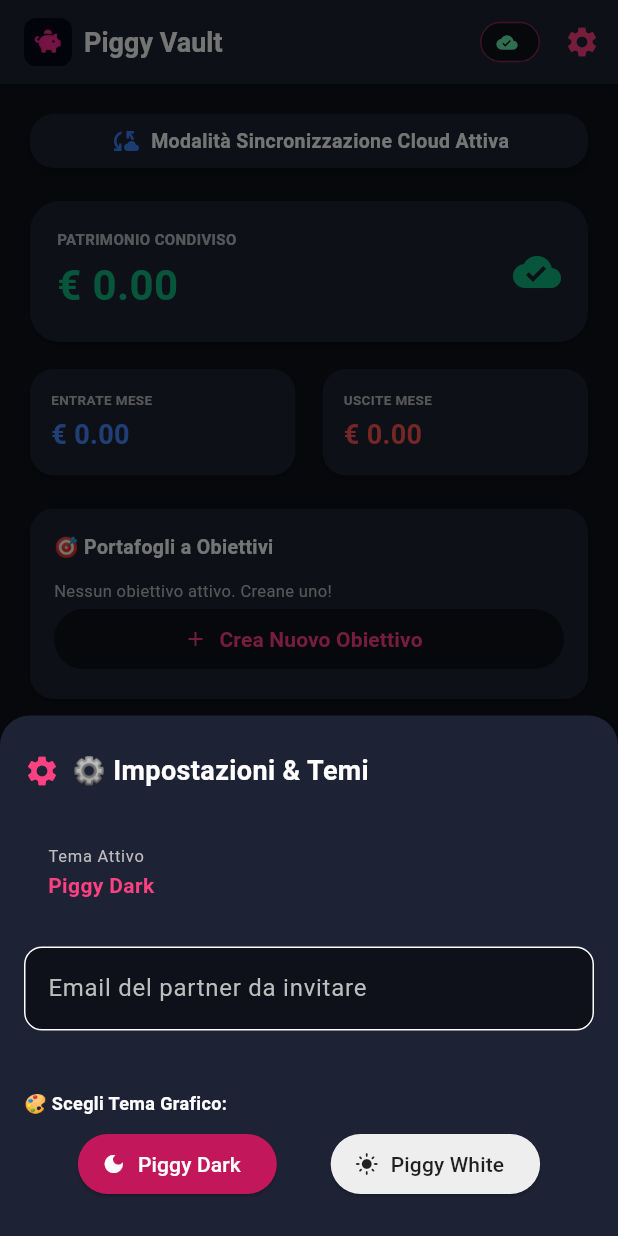
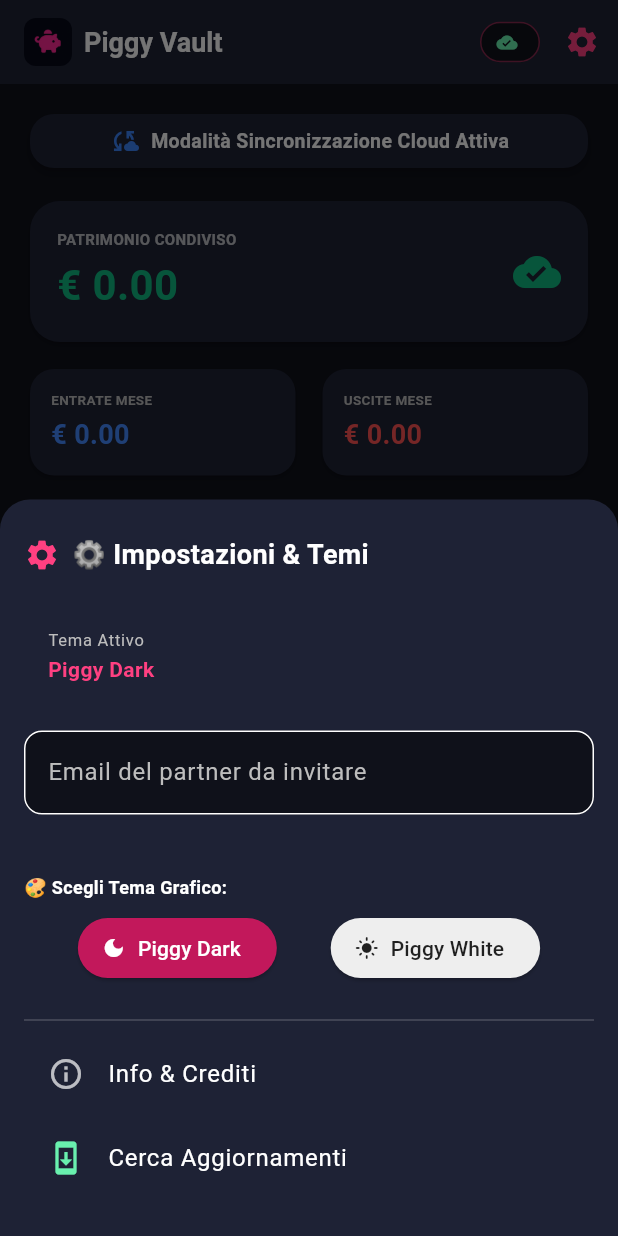
Before and after one commit to emmegi-studios/Porcellino, a Flutter app: the screen it shows once a user with an empty profile is signed in, after a tap on the "settings" icon, on a phone screen of 412 x 824 dp. Run offline on Flutter 3.47's test engine with Material 3 defaults, Android fonts, the phone set to English and light mode, and no system bars; our stand-ins replace cloud_firestore, dio, firebase_auth, firebase_core, flutter_local_notifications, flutter_tts and 3 more; accounts and stored records are empty.

Commit message:
Piggy Vault v1.3.22 🐷: Fix testo login e aggiunta Tasti Info/OTA in UI

```diff
--- a/lib/main.dart
+++ b/lib/main.dart
@@ -279,7 +279,7 @@
                 onPressed: () => setState(() => _isRegistrazione = !_isRegistrazione),
                 child: Text(
                   _isRegistrazione ? "Hai già un account? Accedi" : "Non hai un account? Registrati",
-                  style: TextStyle(color: _subtitleColor),
+                  style: const TextStyle(color: Colors.white70),
                 ),
               ),
             ],
@@ -941,6 +941,18 @@
                           label: const Text('Piggy White', style: TextStyle(color: Colors.black87)),
                         ),
                       ],
+                    ),
+                    const SizedBox(height: 16),
+                    Divider(color: _textColor.withOpacity(0.2)),
+                    ListTile(
+                      leading: Icon(Icons.info_outline, color: _textColor.withOpacity(0.7)),
+                      title: Text('Info & Crediti', style: TextStyle(color: _textColor)),
+                      onTap: () => _mostraInfoApp(context),
+                    ),
+                    ListTile(
+                      leading: const Icon(Icons.system_update, color: Colors.greenAccent),
+                      title: Text('Cerca Aggiornamenti', style: TextStyle(color: _textColor)),
+                      onTap: () => _verificaAggiornamentiOTA(context),
                     ),
                     const SizedBox(height: 24),
                   ],
--- a/pubspec.yaml
+++ b/pubspec.yaml
@@ -1,7 +1,7 @@
 name: family_budget_app
 description: "Porcellino - Gestione Finanziaria Personale e Condivisa"
 publish_to: 'none'
-version: 1.0.0+4
+version: 1.0.0+5
 
 environment:
   sdk: '>=3.0.0 <4.0.0'
```
